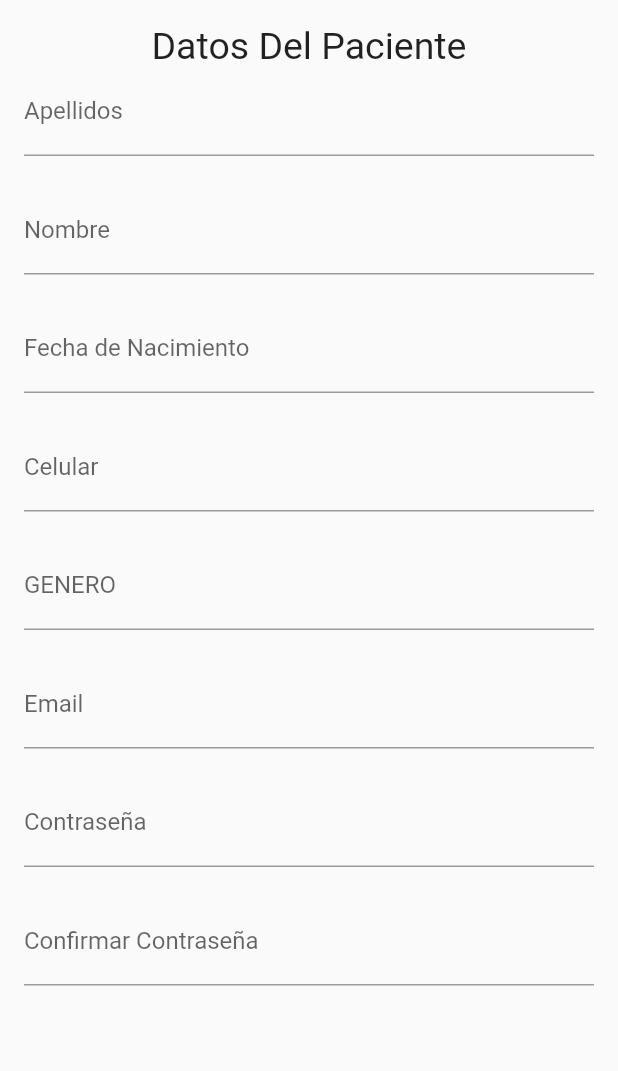
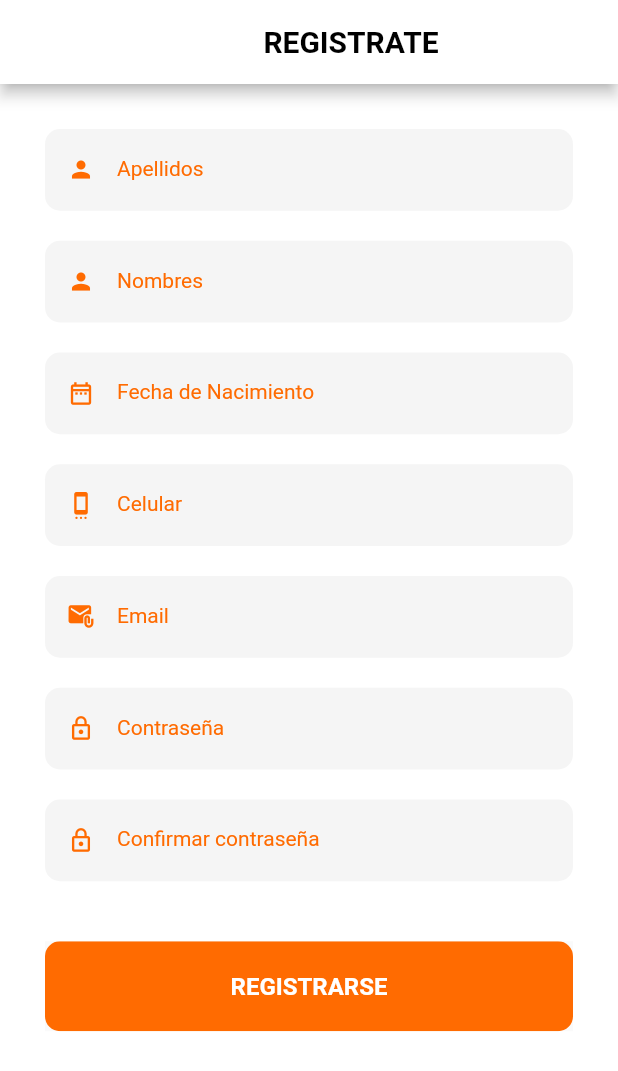
Before and after one commit to Arremal/FLUTTER_DELIVERY_MOV, a Flutter app: the Registro screen opened directly, on a phone screen of 412 x 824 dp. Shown: the top 1071 px of the screen. Run offline on Flutter 3.47's test engine with Material 2 defaults, Android fonts, the phone set to English and light mode, and no system bars; our stand-ins replace curved_navigation_bar.

Commit message:
registro pantalla actualizado

```diff
--- a/lib/screens/Registro/registro.dart
+++ b/lib/screens/Registro/registro.dart
@@ -1,5 +1,7 @@
 import 'package:flutter/material.dart';
-
+import 'package:flutter_delivery_mov/screens/Login/TextFieldWidget.dart';
+import 'package:flutter_delivery_mov/screens/Login/ButtonWidget.dart';
+import 'dateField.dart';
 class Registro extends StatefulWidget {
   @override
   _RegistroState createState() => _RegistroState();
@@ -9,46 +11,75 @@ class _RegistroState extends State<Registro> {
   @override
   Widget build(BuildContext context) {
     return Scaffold(
-      body: Padding(
-      padding: EdgeInsets.all(16),
-      child: Column(children: <Widget>[
-        Text(
-          'Datos Del Paciente',
-          style: TextStyle(fontSize: 25.0),
+      backgroundColor: Colors.white,
+      appBar: AppBar(
+        backgroundColor: Colors.white,
+        title: new Center(
+          child: new Text(
+            'REGISTRATE',
+            textAlign: TextAlign.center,
+            style: TextStyle(
+              color: Colors.black,
+              fontWeight: FontWeight.bold
+              ),
+            )
           ),
-        TextField(
-          decoration: InputDecoration(labelText: "Apellidos"),
+        ),
+
+
+      body:
+
+      SafeArea(
+        child: Container(
+          padding: EdgeInsets.all(30),
+      child: Column(
+        children: <Widget>[
+
+        TextFieldWidget(
+                  hintText: 'Apellidos', obscureData: false,
+                  prefixIconData: Icons.person
         ),
         SizedBox(height: 20.0),
-        TextField(
-          decoration: InputDecoration(labelText: "Nombre"),
+        TextFieldWidget(
+                  hintText: 'Nombres', obscureData: false,
+                  prefixIconData: Icons.person
         ),
         SizedBox(height: 20.0),
-        TextField(
-          decoration: InputDecoration(labelText: "Fecha de Nacimiento"),
+        TextFieldWidget(
+                  hintText: 'Fecha de Nacimiento', obscureData: false,
+                  prefixIconData: Icons.date_range_outlined
         ),
         SizedBox(height: 20.0),
-        TextField(
-          decoration: InputDecoration(labelText: "Celular"),
+        TextFieldWidget(
+                  hintText: 'Celular', obscureData: false,
+                  prefixIconData: Icons.settings_cell_rounded
         ),
         SizedBox(height: 20.0),
-        TextField(
-          decoration: InputDecoration(labelText: "GENERO"),
+        TextFieldWidget(
+                  hintText: 'Email', obscureData: false,
+                  prefixIconData: Icons.attach_email
         ),
         SizedBox(height: 20.0),
-        TextField(
-          decoration: InputDecoration(labelText: "Email"),
+        TextFieldWidget(
+                  hintText: 'Contraseña', obscureData: false,
+                  prefixIconData: Icons.lock_outline
         ),
         SizedBox(height: 20.0),
-        TextField(
-          decoration: InputDecoration(labelText: "Contraseña"),
+        TextFieldWidget(
+                  hintText: 'Confirmar contraseña', obscureData: false,
+                  prefixIconData: Icons.lock_outline
         ),
-        SizedBox(height: 20.0),
-        TextField(
-          decoration: InputDecoration(labelText: "Confirmar Contraseña"),
-        ),
-        SizedBox(height: 50.0),
-        ],
+        SizedBox(height: 40.0),
+        Center(
+            child: ButtonWidget(
+              title: 'REGISTRARSE',
+              hasBorder: false
+            )
+          )
+        ]
+
+      )
+
       ),
     )
     );
```
Also changed, not shown: lib/screens/Registro/dateField.dart (added, +65 -0 lines).
